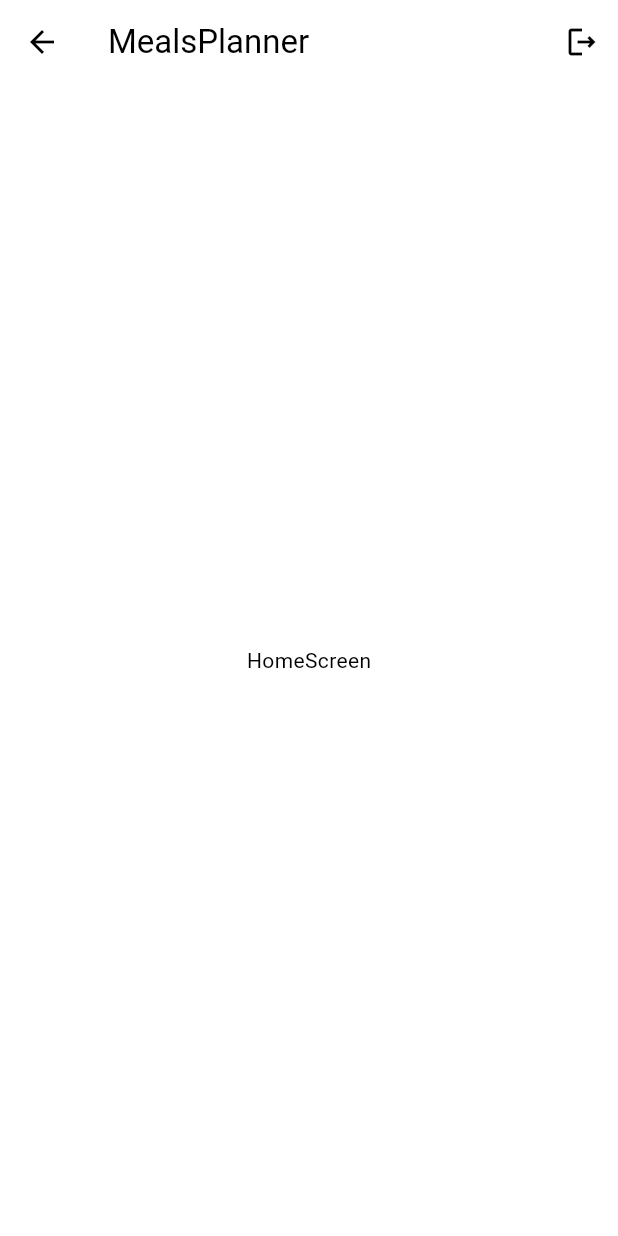
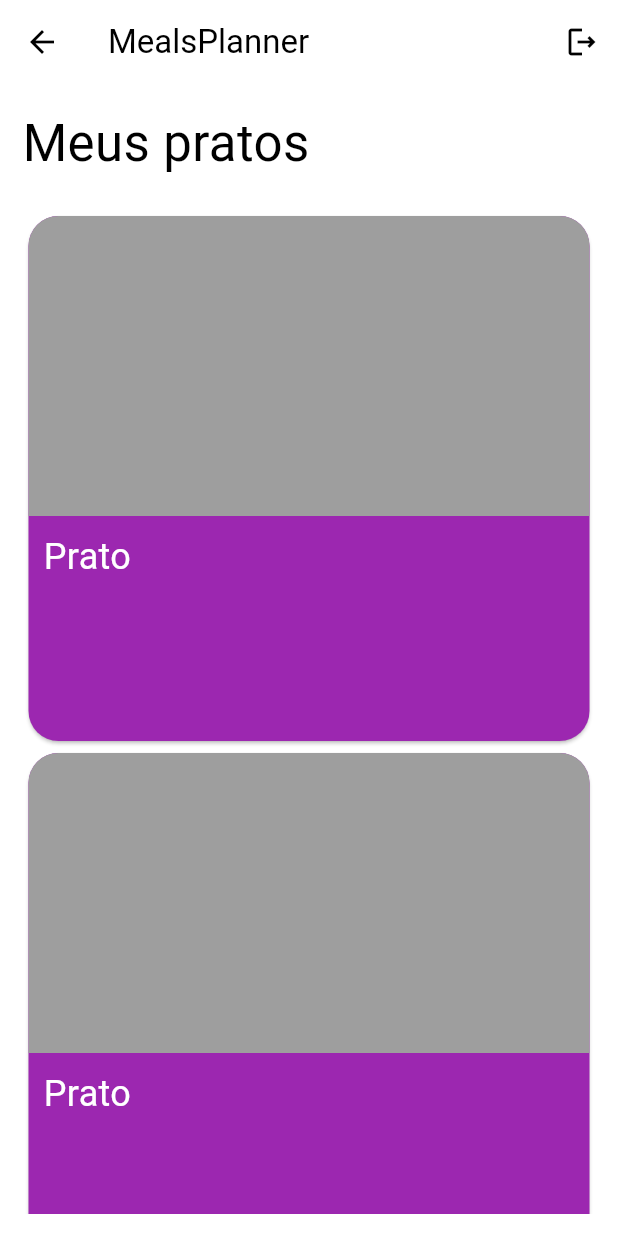
Before and after one commit to silviafds/Meals-Planner, a Flutter app: the HomeScreen screen opened by its route, on a phone screen of 412 x 824 dp. Run offline on Flutter 3.47's test engine with Material 3 defaults, Android fonts, the phone set to English and light mode, and no system bars.

```diff
--- a/meals-planner/flutter/meals_planner/lib/features/home/ui/home_screen.dart
+++ b/meals-planner/flutter/meals_planner/lib/features/home/ui/home_screen.dart
@@ -29,8 +29,56 @@ class _HomeScreenState extends State<HomeScreen> {
               icon: const Icon(Icons.logout_outlined))
         ],
       ),
-      body: const Center(
-        child: Text('HomeScreen'),
+      body: Padding(
+        padding: const EdgeInsets.all(15.0),
+        child: Column(
+          mainAxisAlignment: MainAxisAlignment.spaceAround,
+          crossAxisAlignment: CrossAxisAlignment.start,
+          mainAxisSize: MainAxisSize.min,
+          children: [
+            const Text(
+              'Meus pratos',
+              style: TextStyle(fontSize: 34),
+            ),
+            const SizedBox(
+              height: 20,
+            ),
+            Expanded(
+              child: ListView.builder(
+                  itemCount: 40,
+                  itemBuilder: (context, index) => Card(
+                        shape: RoundedRectangleBorder(
+                            borderRadius: BorderRadius.circular(20)),
+                        color: Colors.purple,
+                        child: Container(
+                          width: 100,
+                          height: 350,
+                          child: Column(
+                            crossAxisAlignment: CrossAxisAlignment.start,
+                            children: [
+                              Container(
+                                decoration: const BoxDecoration(
+                                    color: Colors.grey,
+                                    borderRadius: BorderRadius.only(
+                                        topLeft: Radius.circular(20),
+                                        topRight: Radius.circular(20))),
+                                height: 200,
+                              ),
+                              const Padding(
+                                padding: EdgeInsets.all(10.0),
+                                child: Text(
+                                  'Prato',
+                                  style: TextStyle(
+                                      color: Colors.white, fontSize: 24),
+                                ),
+                              ),
+                            ],
+                          ),
+                        ),
+                      )),
+            )
+          ],
+        ),
       ),
     );
   }
```
Also changed, not shown: meals-planner/flutter/meals_planner/lib/features/auth/data/auth_repository.dart (+12 -11 lines), meals-planner/flutter/meals_planner/lib/features/auth/ui/widgets/login_form.dart (+10 -5 lines), meals-planner/flutter/meals_planner/lib/features/auth/ui/widgets/register_form.dart (+9 -5 lines).
